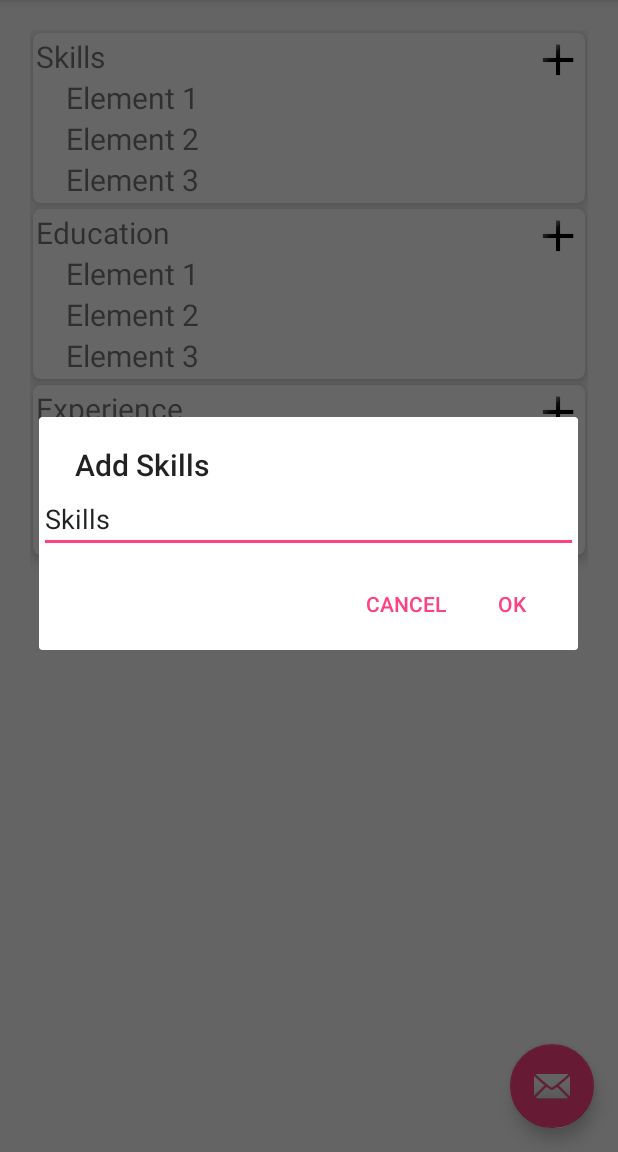
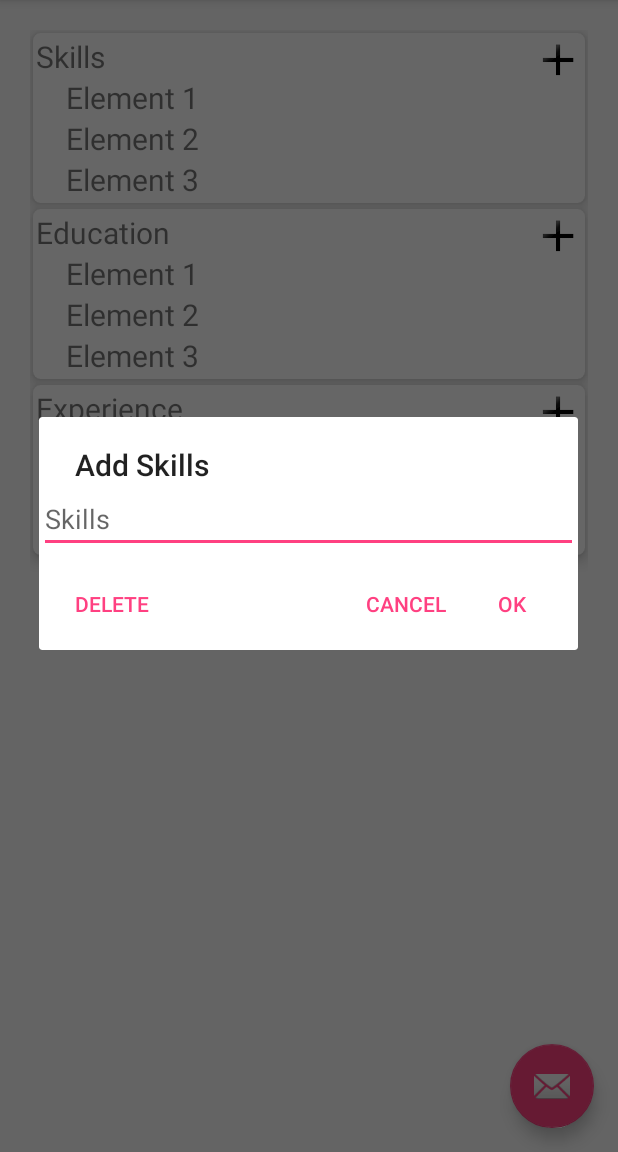
Before and after one commit to fredzqm/Jobee, an Android app: the fragment ResumeFragment placed in its activity, after a tap on an icon or button, on a phone screen of 412 x 824 dp, the part 84-1236 px from its top. Run offline under Robolectric (Android 15) with nearby library versions, the phone set to English and light mode, and no system bars.

Commit message:
optimized edit dialogue in resume

```diff
--- a/app/src/main/java/com/fredzqm/jobee/job_seeker/resume/ResumeAdapter.java
+++ b/app/src/main/java/com/fredzqm/jobee/job_seeker/resume/ResumeAdapter.java
@@ -47,7 +47,8 @@ public class ResumeAdapter extends RecyclerView.Adapter<ResumeAdapter.ViewHolder
 
     @Override
     public void onBindViewHolder(ViewHolder holder, int position) {
-        holder.updateUI(this.mResume.get(position));
+        holder.mResumeCategory = this.mResume.get(position);
+        holder.updateUI();
     }
 
     @Override
@@ -60,11 +61,11 @@ public class ResumeAdapter extends RecyclerView.Adapter<ResumeAdapter.ViewHolder
         notifyDataSetChanged();
     }
 
-    public Resume getResume(){
+    public Resume getResume() {
         return mResume;
     }
 
-    public class ViewHolder extends RecyclerView.ViewHolder implements View.OnClickListener{
+    public class ViewHolder extends RecyclerView.ViewHolder implements View.OnClickListener {
         ResumeCategory mResumeCategory;
 
         TextView mTypeTextView;
@@ -82,11 +83,10 @@ public class ResumeAdapter extends RecyclerView.Adapter<ResumeAdapter.ViewHolder
             mListView = (LinearLayout) itemView.findViewById(R.id.listviewTasks);
         }
 
-        public void updateUI(ResumeCategory resumeCategory) {
-            this.mResumeCategory = resumeCategory;
+        public void updateUI() {
             mTypeTextView.setText(mResumeCategory.getType());
             mListView.removeAllViews();
-            for (int i = 0 ; i < mResumeCategory.size(); i++) {
+            for (int i = 0; i < mResumeCategory.size(); i++) {
                 String s = mResumeCategory.get(i);
                 appendDetailToListView(s);
             }
@@ -103,28 +103,54 @@ public class ResumeAdapter extends RecyclerView.Adapter<ResumeAdapter.ViewHolder
         }
 
         @Override
-        public void onClick(View view) {
+        public void onClick(final View view) {
             if (!mEditing) {
                 mEditing = true;
+                final EditText editText = new EditText(mContext);
+                final int position = view.getId();
+                String title;
                 if (view == mTypeTextView) {
-                    final EditText editText = new EditText(mContext);
                     editText.setText(mResumeCategory.getType());
+                    title = "Edit Category";
+                } else if (view == mAddButton) {
+                    editText.setHint(mResumeCategory.getType());
+                    title = "Add " + mResumeCategory.getType();
+                } else { // detail in the list
+                    editText.setText(mResumeCategory.get(position));
+                    title = "Edit";
+                }
                 new AlertDialog.Builder(mContext)
                     .setView(editText)
-                            .setTitle("Edit Category")
+                    .setTitle(title)
                     .setPositiveButton(android.R.string.yes, new DialogInterface.OnClickListener() {
                         @Override
                         public void onClick(DialogInterface dialog, int which) {
-                                    mResumeCategory.setType(editText.getText().toString());
+                            String str = editText.getText().toString();
+                            if (view == mTypeTextView) {
+                                mResumeCategory.setType(str);
                                 notifyDataSetChanged();
+                            } else if (view == mAddButton) {
+                                mResumeCategory.add(str);
+                                appendDetailToListView(str);
+                            } else { // detail in the list
+                                mResumeCategory.set(position, str);
+                                TextView textView = (TextView) mListView.getChildAt(position);
+                                textView.setText(str);
+                            }
                         }
                     })
                     .setNegativeButton(android.R.string.no, null)
                     .setNeutralButton("Delete", new DialogInterface.OnClickListener() {
                         @Override
                         public void onClick(DialogInterface dialogInterface, int i) {
+                            if (view == mTypeTextView) {
                                 mResume.remove(mResumeCategory);
                                 notifyDataSetChanged();
+                            } else if (view == mAddButton) {
+                            } else { // detail in the list
+                                mResumeCategory.remove(position);
+                                updateUI();
+                            }
                         }
                     })
                     .setOnDismissListener(new DialogInterface.OnDismissListener() {
@@ -134,52 +160,6 @@ public class ResumeAdapter extends RecyclerView.Adapter<ResumeAdapter.ViewHolder
                         }
                     })
                     .show();
-                }else if (view == mAddButton){
-                    final EditText editText = new EditText(mContext);
-                    editText.setText(mResumeCategory.getType());
-                    new AlertDialog.Builder(mContext)
-                            .setView(editText)
-                            .setTitle("Add " + mResumeCategory.getType())
-                            .setPositiveButton(android.R.string.yes, new DialogInterface.OnClickListener() {
-                                @Override
-                                public void onClick(DialogInterface dialog, int which) {
-                                    String str = editText.getText().toString();
-                                    mResumeCategory.add(str);
-                                    appendDetailToListView(str);
-                                }
-                            })
-                            .setNegativeButton(android.R.string.no, null)
-                            .setOnDismissListener(new DialogInterface.OnDismissListener() {
-                                @Override
-                                public void onDismiss(DialogInterface dialogInterface) {
-                                    mEditing = false;
-                                }
-                            })
-                            .show();
-                }else{
-                    final int position = view.getId();
-                    final EditText editText = new EditText(mContext);
-                    new AlertDialog.Builder(mContext)
-                            .setView(editText)
-                            .setTitle("Edit")
-                            .setPositiveButton(android.R.string.yes, new DialogInterface.OnClickListener() {
-                                @Override
-                                public void onClick(DialogInterface dialog, int which) {
-                                    String str = editText.getText().toString();
-                                    mResumeCategory.set(position, str);
-                                    TextView textView = (TextView) mListView.getChildAt(position);
-                                    textView.setText(str);
-                                }
-                            })
-                            .setNegativeButton(android.R.string.no, null)
-                            .setOnDismissListener(new DialogInterface.OnDismissListener() {
-                                @Override
-                                public void onDismiss(DialogInterface dialogInterface) {
-                                    mEditing = false;
-                                }
-                            })
-                            .show();
-                }
             }
         }
 
```
Lines whose indentation alone changed are shown as unchanged.
